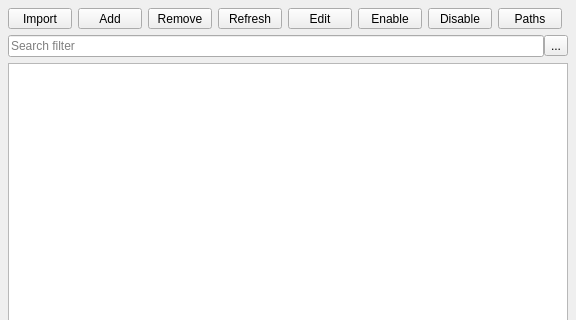
The window that ui/job_management_ui.ui (mjbonnington/icarus-gps) describes before a commit, drawn with Qt 5; both pictures show x 0 to 576 and y 0 to 320 of the 576 by 512 pixel window.
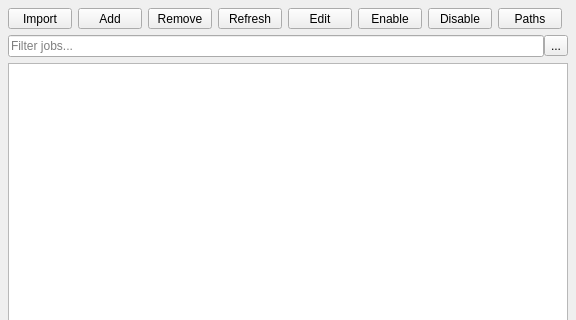
The same window after the commit. Icons and pictures are not drawn.

What changed in the file:
```diff
--- a/ui/job_management_ui.ui
+++ b/ui/job_management_ui.ui
@@ -318,7 +318,7 @@
          <string>&lt;html&gt;&lt;head/&gt;&lt;body&gt;&lt;p&gt;Search filter box&lt;/p&gt;&lt;/body&gt;&lt;/html&gt;</string>
         </property>
         <property name="placeholderText">
-         <string>Search filter</string>
+         <string>Filter jobs...</string>
         </property>
        </widget>
       </item>
```
Left out of the diff: 29 changed lines with no effect on the pictures.
